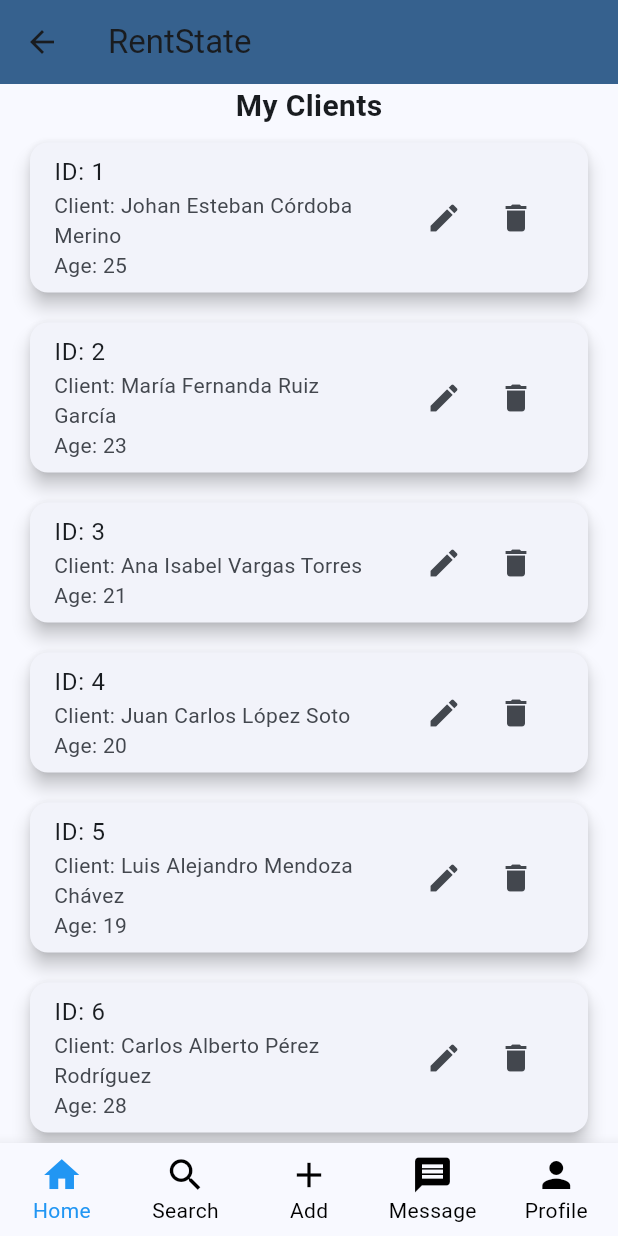
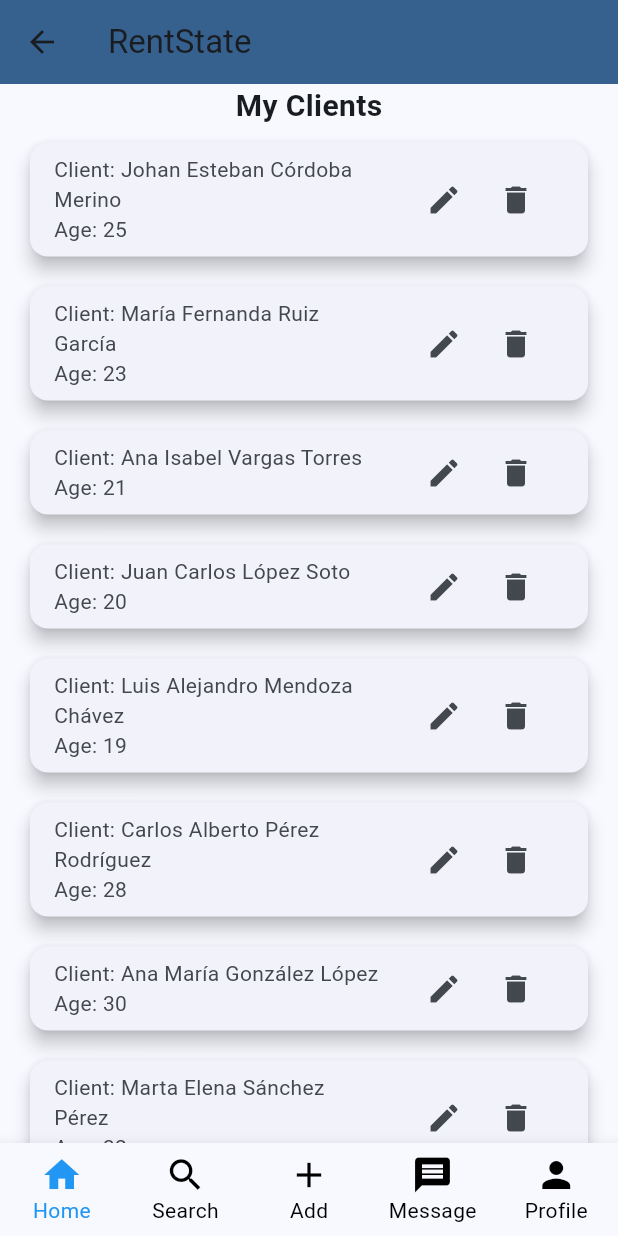
Before and after one commit to Leydi-Aro/renstatefrontend, a Flutter app: the ClientsView screen opened by its route, on a phone screen of 412 x 824 dp. Run offline on Flutter 3.47's test engine with Material 2 defaults, Android fonts, the phone set to English and light mode, and no system bars; network calls fail.

Commit message:
dont view the ID

```diff
--- a/lib/see-your-clients/ui/see_clients.dart
+++ b/lib/see-your-clients/ui/see_clients.dart
@@ -50,7 +50,6 @@ class _ClientsViewState extends State<ClientsView> {
                   elevation: 5,
                   margin: EdgeInsets.symmetric(vertical: 10, horizontal: 20),
                   child: ListTile(
-                    title: Text("ID: ${clientData.index}"),
                     subtitle: Column(
                       crossAxisAlignment: CrossAxisAlignment.start,
                       children: [
```
